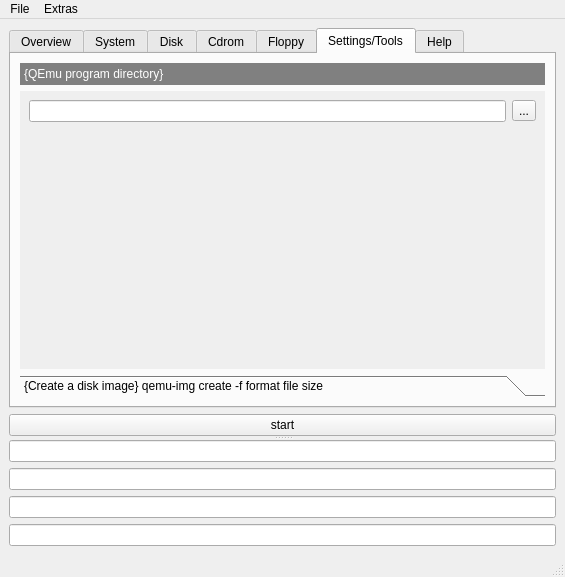
This is mainwindow.ui in sgersing73/QtManQEmu as Qt 5 draws it before an edit. The edited form follows.
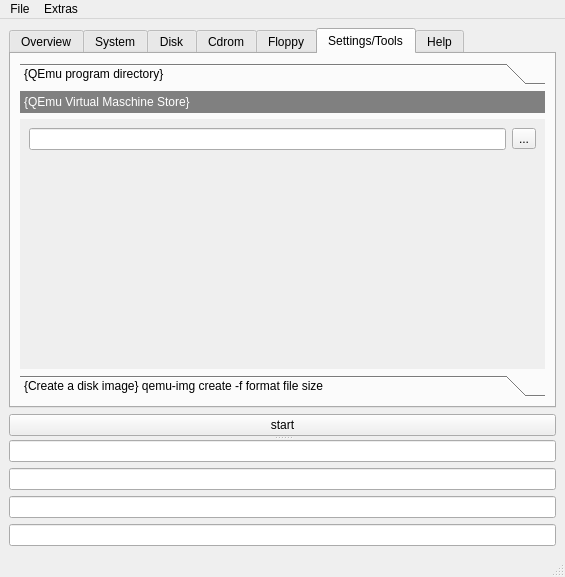
This is the edited form. The open tabs and pages were chosen to show the change.

What changed in the file:
```diff
--- a/mainwindow.ui
+++ b/mainwindow.ui
@@ -1387,7 +1387,7 @@
              <x>0</x>
              <y>0</y>
              <width>523</width>
-             <height>286</height>
+             <height>259</height>
             </rect>
            </property>
            <attribute name="label">
@@ -1423,6 +1423,48 @@
             </item>
            </layout>
           </widget>
+          <widget class="QWidget" name="page_11">
+           <property name="geometry">
+            <rect>
+             <x>0</x>
+             <y>0</y>
+             <width>109</width>
+             <height>46</height>
+            </rect>
+           </property>
+           <attribute name="label">
+            <string>{QEmu Virtual Maschine Store}</string>
+           </attribute>
+           <layout class="QGridLayout" name="gridLayout_28">
+            <item row="0" column="0">
+             <layout class="QHBoxLayout" name="horizontalLayout_20">
+              <item>
+               <widget class="QLineEdit" name="edtStoreDir"/>
+              </item>
+              <item>
+               <widget class="QToolButton" name="cmdStoreDir">
+                <property name="text">
+                 <string>...</string>
+                </property>
+               </widget>
+              </item>
+             </layout>
+            </item>
+            <item row="1" column="0">
+             <spacer name="verticalSpacer_17">
+              <property name="orientation">
+               <enum>Qt::Vertical</enum>
+              </property>
+              <property name="sizeHint" stdset="0">
+               <size>
+                <width>20</width>
+                <height>210</height>
+               </size>
+              </property>
+             </spacer>
+            </item>
+           </layout>
+          </widget>
           <widget class="QWidget" name="page_3">
            <property name="geometry">
             <rect>
```
Left out of the diff: 14 changed lines with no effect on the pictures.
